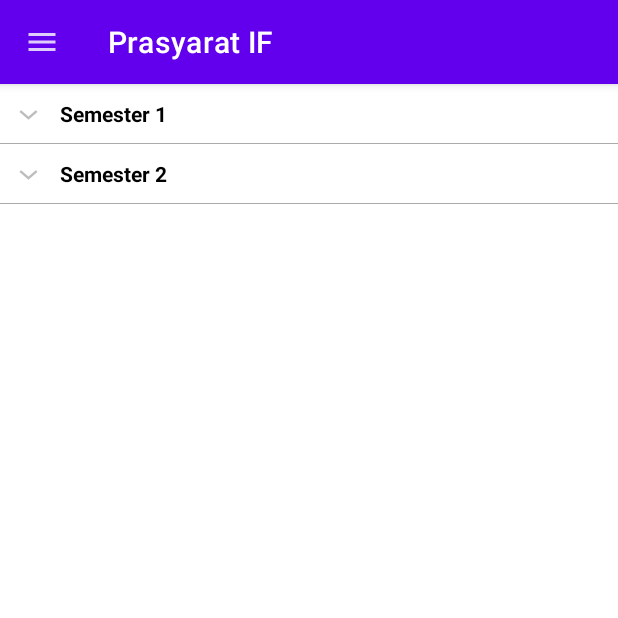
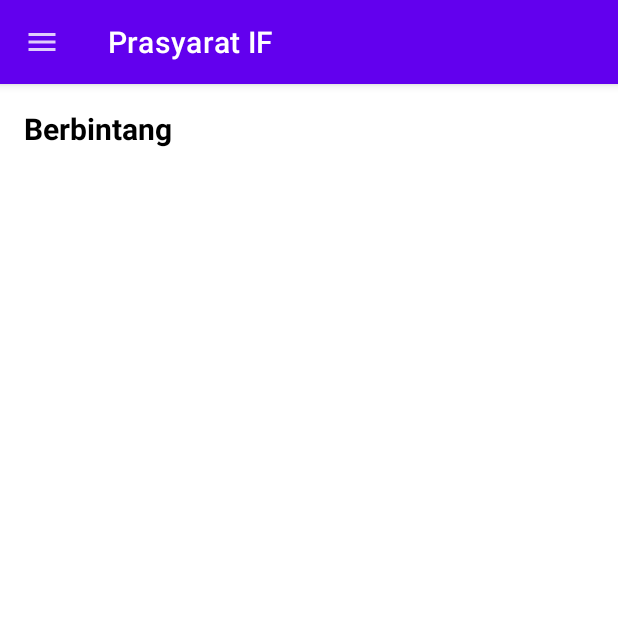
Before and after one commit to jghjianghan/Prasyarat_IF, an Android app: the screen it shows after launch (MainActivity), in the side drawer, after a tap on "Berbintang", on a phone screen of 412 x 824 dp, the top half of it. Run offline under Robolectric (Android 15) with nearby library versions, the phone set to English and light mode, and no system bars.

Commit message:
Implement favorite feature (not yet persistent)

```diff
--- a/app/build.gradle
+++ b/app/build.gradle
@@ -39,6 +39,7 @@ dependencies {
     implementation 'androidx.recyclerview:recyclerview:1.2.1'
     implementation "androidx.cardview:cardview:1.0.0"
     implementation 'androidx.drawerlayout:drawerlayout:1.1.1'
+    implementation 'androidx.legacy:legacy-support-v4:1.0.0'
 
     testImplementation 'junit:junit:4.+'
     androidTestImplementation 'androidx.test.ext:junit:1.1.3'
--- a/app/src/main/java/id/ac/unpar/informatika/prasyaratif/PrasyaratContract.java
+++ b/app/src/main/java/id/ac/unpar/informatika/prasyaratif/PrasyaratContract.java
@@ -37,6 +37,8 @@ public interface PrasyaratContract {
          */
         public void showMataKuliah();
 
+        public void showMataKuliahBerbintang();
+
         /**
          * Mendapatkan data Mata Kuliah untuk semester tertentu, lalu menampilkannya ke UI
          * @param semester Semester yang mata kuliahnya ingin ditampilkan
--- a/app/src/main/java/id/ac/unpar/informatika/prasyaratif/presenter/MainPresenter.java
+++ b/app/src/main/java/id/ac/unpar/informatika/prasyaratif/presenter/MainPresenter.java
@@ -2,6 +2,7 @@ package id.ac.unpar.informatika.prasyaratif.presenter;
 
 import android.os.Looper;
 
+import java.lang.reflect.Array;
 import java.util.ArrayList;
 import java.util.List;
 
@@ -37,23 +38,20 @@ public class MainPresenter implements PrasyaratContract.Presenter, MataKuliahSer
     @Override
     public void showMataKuliah(){
         mataKuliahService.fetchMataKuliah(this);
-        List<List<MataKuliah>>  mks = new ArrayList<>();
-        List<MataKuliah> sem1 = new ArrayList<>();
-//        List<Semester>  mks = new ArrayList<>();
-        sem1.add(new MataKuliah("Pemodelan untuk Komputasi", "AIF181101", 1, true, 3));
-        sem1.add(new MataKuliah("Matematika Diskret", "AIF181133", 1, true, 2));
-        sem1.add(new MataKuliah("Pemodelan untuk Komputasi", "AIF181101", 1, true, 3));
+    }
 
-        List<MataKuliah> sem2 = new ArrayList<>();
-        sem2.add(new MataKuliah("Pemrograman Kompetitif 1", "AIF181101", 2, false, 2));
-        sem2.add(new MataKuliah("Pemodelan untuk Komputasi", "AIF181101", 2, true, 3));
-        sem2.add(new MataKuliah("Pemodelan untuk Komputasi", "AIF181101", 2, true, 1));
-
-        mks.add(sem1);
-        mks.add(sem2);
-
-        //call UI method
-        ui.displayMataKuliah(mks);
+    @Override
+    public void showMataKuliahBerbintang() {
+        List<MataKuliah> favoriteMK = new ArrayList<>();
+        List<List<MataKuliah>> mkPerSemester = mataKuliahService.getMataKuliahPerSemester();
+        for(List<MataKuliah> semester : mkPerSemester){
+            for (MataKuliah mk : semester){
+                if (mk.getIsFavorite()){
+                    favoriteMK.add(mk);
+                }
+            }
+        }
+        ui.displayFavorites(favoriteMK);
     }
 
     /**
--- a/app/src/main/java/id/ac/unpar/informatika/prasyaratif/service/MataKuliahService.java
+++ b/app/src/main/java/id/ac/unpar/informatika/prasyaratif/service/MataKuliahService.java
@@ -25,6 +25,10 @@ public class MataKuliahService {
     private Map<String, MataKuliah> kodeMataKuliah;
     private List<List<MataKuliah>> mataKuliahPerSemester;
     private volatile boolean isFetched = false;
+
+    public List<List<MataKuliah>> getMataKuliahPerSemester() {
+        return mataKuliahPerSemester;
+    }
 
     /**
      * Mengambil data ke API, lalu diberi ke listener
--- /dev/null
+++ b/app/src/main/java/id/ac/unpar/informatika/prasyaratif/view/BerbintangFragment.java
@@ -0,0 +1,63 @@
+package id.ac.unpar.informatika.prasyaratif.view;
+
+import android.content.Context;
+import android.os.Bundle;
+
+import androidx.annotation.NonNull;
+import androidx.fragment.app.Fragment;
+
+import android.view.LayoutInflater;
+import android.view.View;
+import android.view.ViewGroup;
+
+import java.util.List;
+
+import id.ac.unpar.informatika.prasyaratif.R;
+import id.ac.unpar.informatika.prasyaratif.databinding.FragmentBerbintangBinding;
+import id.ac.unpar.informatika.prasyaratif.model.MataKuliah;
+
+/**
+ * A simple {@link Fragment} subclass.
+ * Use the {@link BerbintangFragment#newInstance} factory method to
+ * create an instance of this fragment.
+ */
+public class BerbintangFragment extends Fragment {
+
+    private List<MataKuliah> favoriteMK;
+    private FragmentBerbintangBinding binding;
+    public FragmentListener listener;
+    private FavoriteAdapter adapter;
+
+    public BerbintangFragment() {
+        // Required empty public constructor
+    }
+
+    public static BerbintangFragment newInstance(List<MataKuliah> favoriteMK) {
+        BerbintangFragment fragment = new BerbintangFragment();
+        fragment.favoriteMK = favoriteMK;
+
+        Bundle args = new Bundle();
+        fragment.setArguments(args);
+        return fragment;
+    }
+
+    @Override
+    public View onCreateView(LayoutInflater inflater, ViewGroup container,
+                             Bundle savedInstanceState) {
+        binding = FragmentBerbintangBinding.inflate(inflater, container, false);
+        adapter = new FavoriteAdapter(favoriteMK, listener);
+        binding.lvFavorite.setAdapter(adapter);
+
+        return binding.getRoot();
+    }
+
+    @Override
+    public void onAttach(@NonNull Context context) {
+        super.onAttach(context);
+        if (context instanceof FragmentListener) {
+            this.listener = (FragmentListener) context;
+        } else {
+            throw new ClassCastException(context.toString() + " Must Implement Fragment Listener");
+        }
+    }
+}
--- /dev/null
+++ b/app/src/main/java/id/ac/unpar/informatika/prasyaratif/view/FavoriteAdapter.java
@@ -0,0 +1,64 @@
+package id.ac.unpar.informatika.prasyaratif.view;
+
+import android.util.Log;
+import android.view.View;
+import android.view.ViewGroup;
+import android.widget.BaseAdapter;
+
+import androidx.fragment.app.Fragment;
+
+import java.util.List;
+
+import id.ac.unpar.informatika.prasyaratif.databinding.ItemListBinding;
+import id.ac.unpar.informatika.prasyaratif.model.MataKuliah;
+
+public class FavoriteAdapter extends BaseAdapter {
+    private FragmentListener listener;
+    private List<MataKuliah> favoriteList;
+    public FavoriteAdapter(List<MataKuliah> favoriteList, FragmentListener listener){
+        this.listener = listener;
+        this.favoriteList = favoriteList;
+        Log.d("favorite adapter", " "+ favoriteList.size());
+        this.notifyDataSetChanged();
+    }
+
+    public void updateData(List<MataKuliah> favoriteList){
+        this.favoriteList = favoriteList;
+        this.notifyDataSetChanged();
+    }
+
+    @Override
+    public int getCount() {
+        return favoriteList.size();
+    }
+
+    @Override
+    public Object getItem(int i) {
+        return favoriteList.get(i);
+    }
+
+    @Override
+    public long getItemId(int i) {
+        return 0;
+    }
+
+    @Override
+    public View getView(int i, View view, ViewGroup viewGroup) {
+        ItemListBinding binding = ItemListBinding.inflate(listener.getLayoutInflater(), viewGroup, false);
+        MataKuliah mataKuliah = favoriteList.get(i);
+
+        binding.tvNamaMatkul.setText(mataKuliah.getNama());
+        binding.tvSks.setText(mataKuliah.getSks() + " sks");
+        binding.tvKodeMatkul.setText(mataKuliah.getKode());
+
+        binding.tvWajib.setVisibility(mataKuliah.isWajib() ? View.VISIBLE : View.INVISIBLE);
+        binding.ivInsight.setVisibility(mataKuliah.isCritical() ? View.VISIBLE : View.INVISIBLE);
+        binding.ivStar.setImageResource(mataKuliah.getIsFavorite() ? android.R.drawable.btn_star_big_on : android.R.drawable.btn_star_big_off);
+
+        binding.getRoot().setOnClickListener((View v) -> {
+            listener.showDetailFragment(mataKuliah);
+        });
+
+        return binding.getRoot();
+    }
+}
--- a/app/src/main/java/id/ac/unpar/informatika/prasyaratif/view/FragmentListener.java
+++ b/app/src/main/java/id/ac/unpar/informatika/prasyaratif/view/FragmentListener.java
@@ -1,10 +1,14 @@
 package id.ac.unpar.informatika.prasyaratif.view;
+
+import android.view.LayoutInflater;
 
 import id.ac.unpar.informatika.prasyaratif.model.MataKuliah;
 
 public interface FragmentListener {
     void showDetailFragment(MataKuliah mataKuliah);
 
+    LayoutInflater getLayoutInflater();
+
     void closeApplication();
 
 }
--- a/app/src/main/java/id/ac/unpar/informatika/prasyaratif/view/MainActivity.java
+++ b/app/src/main/java/id/ac/unpar/informatika/prasyaratif/view/MainActivity.java
@@ -29,6 +29,7 @@ public class MainActivity extends AppCompatActivity
     BerandaUtama berandaUtama;
     TentangFragment tentangFragment;
     DetilFragment detilFragment;
+    BerbintangFragment berbintangFragment;
 
     FragmentManager fragmentManager;
     FragmentTransaction fragmentTransaction;
@@ -95,7 +96,9 @@ public class MainActivity extends AppCompatActivity
      */
     @Override
     public void displayFavorites(List<MataKuliah> listMK) {
+        berbintangFragment = BerbintangFragment.newInstance(listMK);
 
+        changePage(PAGE_BERBINTANG);
     }
 
     public void changePage(int page) {
@@ -108,6 +111,7 @@ public class MainActivity extends AppCompatActivity
                 break;
             case PAGE_BERBINTANG:
                 popAllDetailFromStacks();
+                fragmentTransaction.replace(R.id.fragment_container, this.berbintangFragment);
                 break;
             case PAGE_TENTANG:
                 popAllDetailFromStacks();
@@ -154,6 +158,7 @@ public class MainActivity extends AppCompatActivity
                 changePage(PAGE_BERANDA);
                 return true;
             case R.id.menu_item_berbintang:
+                presenter.showMataKuliahBerbintang();
                 return true;
             case R.id.menu_item_repo:
                 Intent browserIntent = new Intent(Intent.ACTION_VIEW, Uri.parse("https://github.com/jghjianghan/Prasyarat_IF"));
--- /dev/null
+++ b/app/src/main/res/layout/fragment_berbintang.xml
@@ -0,0 +1,24 @@
+<?xml version="1.0" encoding="utf-8"?>
+<LinearLayout xmlns:android="http://schemas.android.com/apk/res/android"
+    xmlns:tools="http://schemas.android.com/tools"
+    android:layout_width="match_parent"
+    android:layout_height="match_parent"
+    tools:context=".view.BerbintangFragment"
+    android:orientation="vertical">
+
+    <TextView
+        android:layout_width="match_parent"
+        android:layout_height="wrap_content"
+        android:text="@string/berbintang_title"
+        android:textStyle="bold"
+        android:textSize="20sp"
+        android:textColor="@color/black"
+        android:layout_marginTop="@dimen/margin_16"
+        android:layout_marginStart="@dimen/margin_16"
+        android:layout_marginEnd="@dimen/margin_16"
+        />
+    <ListView
+        android:id="@+id/lv_favorite"
+        android:layout_width="match_parent"
+        android:layout_height="wrap_content"/>
+</LinearLayout>
--- a/app/src/main/res/values/strings.xml
+++ b/app/src/main/res/values/strings.xml
@@ -30,4 +30,6 @@
     <string name="insignt_lulus">" Mata kuliah ini menjadi prasyarat lulus bagi %d mata kuliah lain"</string>
     <string name="insignt_tempuh">" Mata kuliah ini menjadi prasyarat tempuh bagi %d mata kuliah lain"</string>
     <string name="insignt_depth">" Mata kuliah ini memiliki rantai prasyarat sepanjang %d"</string>
+
+    <string name="berbintang_title">Berbintang</string>
 </resources>
```
Also changed, not shown: app/src/main/java/id/ac/unpar/informatika/prasyaratif/view/BerandaUtama.java (+0 -10 lines), app/src/main/java/id/ac/unpar/informatika/prasyaratif/view/DetilFragment.java (+9 -1 lines), app/src/main/res/layout/fragment_detil_matkul.xml (+5 -5 lines).
